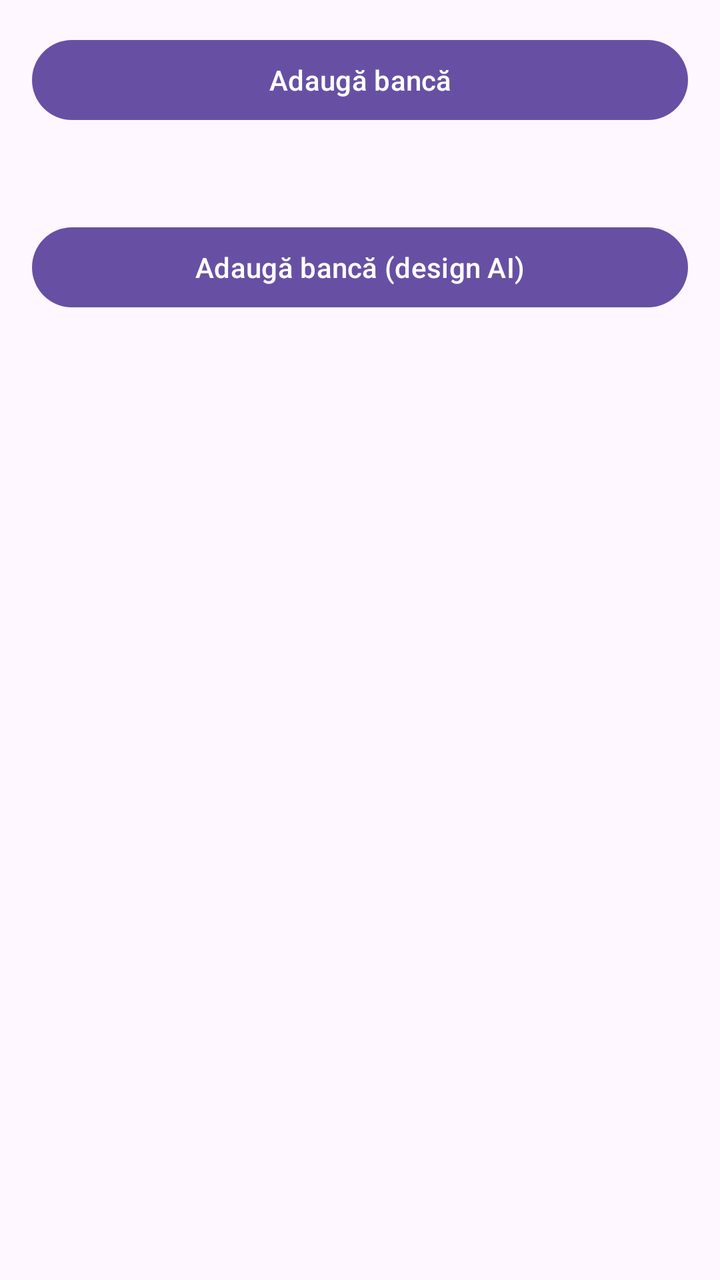
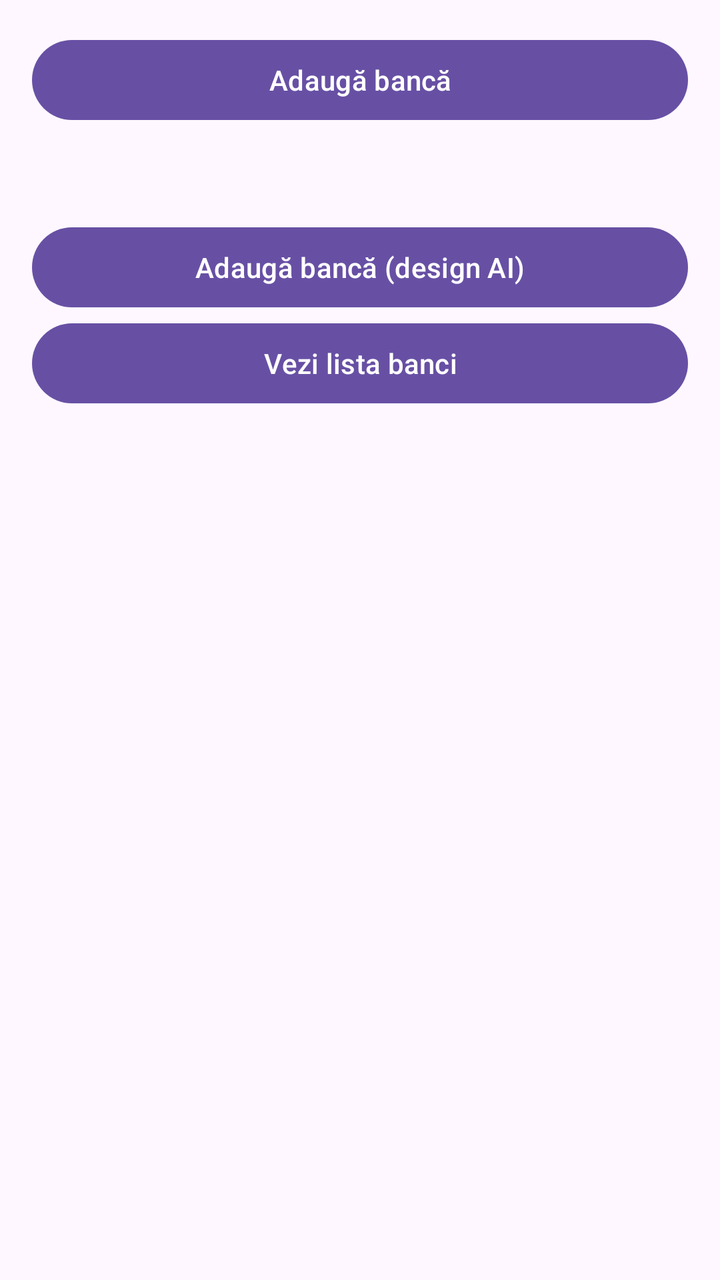

The first picture is an Android layout as it rendered before a commit; the second is the same layout after the commit. The layout source and the unified diff follow.
<!-- AndroidManifest.xml: application theme Theme.ActivitateDAM -->
<!-- res/layout/activity_main.xml -->
<?xml version="1.0" encoding="utf-8"?>
<LinearLayout xmlns:android="http://schemas.android.com/apk/res/android"
    android:id="@+id/main"
    android:layout_width="match_parent"
    android:layout_height="match_parent"
    android:orientation="vertical"
    android:padding="16dp">

    <Button
        android:id="@+id/btnAdauga"
        android:layout_width="match_parent"
        android:layout_height="wrap_content"
        android:text="Adaugă bancă" />

    <TextView
        android:id="@+id/tvRezultat"
        android:layout_width="match_parent"
        android:layout_height="wrap_content"
        android:layout_marginTop="24dp"
        android:textSize="16sp" />

    <Button
        android:id="@+id/btnAdaugaAI"
        android:layout_width="match_parent"
        android:layout_height="wrap_content"
        android:text="Adaugă bancă (design AI)" />
</LinearLayout>
<!-- resources referenced by this layout -->
<resources>
  <style name="Theme.ActivitateDAM" parent="Base.Theme.ActivitateDAM" />
  <style name="Base.Theme.ActivitateDAM" parent="Theme.Material3.DayNight.NoActionBar">
          
          
      </style>
</resources>

<!-- the commit's change to res/layout/activity_main.xml (unified diff, before → after) -->
@@ -24,4 +24,10 @@
         android:layout_width="match_parent"
         android:layout_height="wrap_content"
         android:text="Adaugă bancă (design AI)" />
+
+    <Button
+        android:id="@+id/btnVizualizare"
+        android:layout_width="match_parent"
+        android:layout_height="wrap_content"
+        android:text="Vezi lista banci" />
 </LinearLayout>
